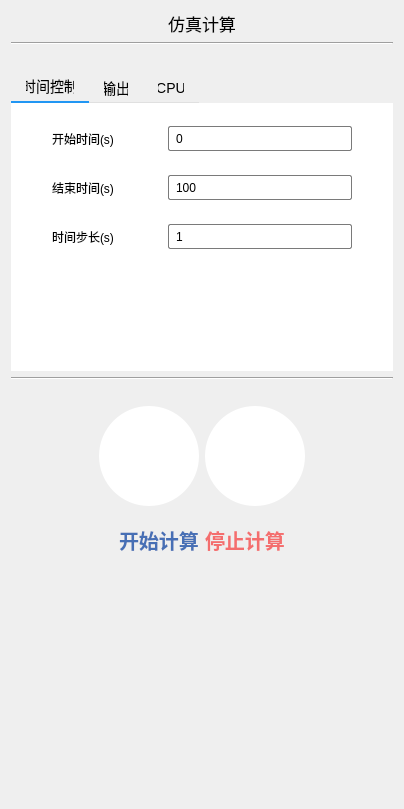
Aiopr-bits/MAVES, file src/FormRun.ui: the form before one commit.
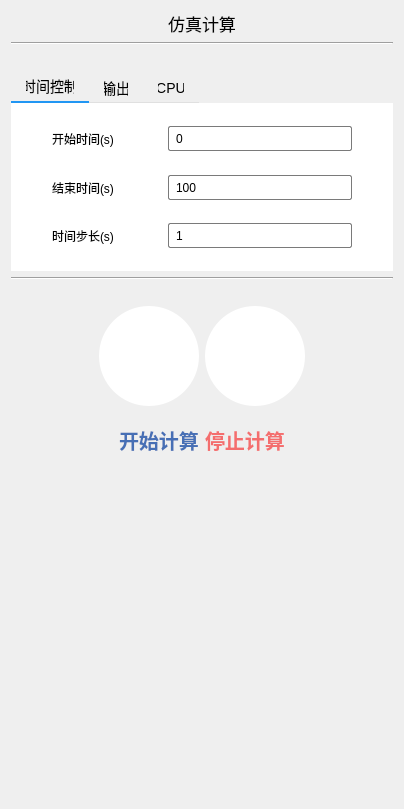
The form after the commit. Icons and pictures are not drawn. Custom widgets are drawn as their Qt base class.

Patch:
```diff
--- a/src/FormRun.ui
+++ b/src/FormRun.ui
@@ -62,13 +62,13 @@
        <property name="minimumSize">
         <size>
          <width>0</width>
-         <height>300</height>
+         <height>200</height>
         </size>
        </property>
        <property name="maximumSize">
         <size>
          <width>16777215</width>
-         <height>300</height>
+         <height>200</height>
         </size>
        </property>
        <property name="styleSheet">
```
